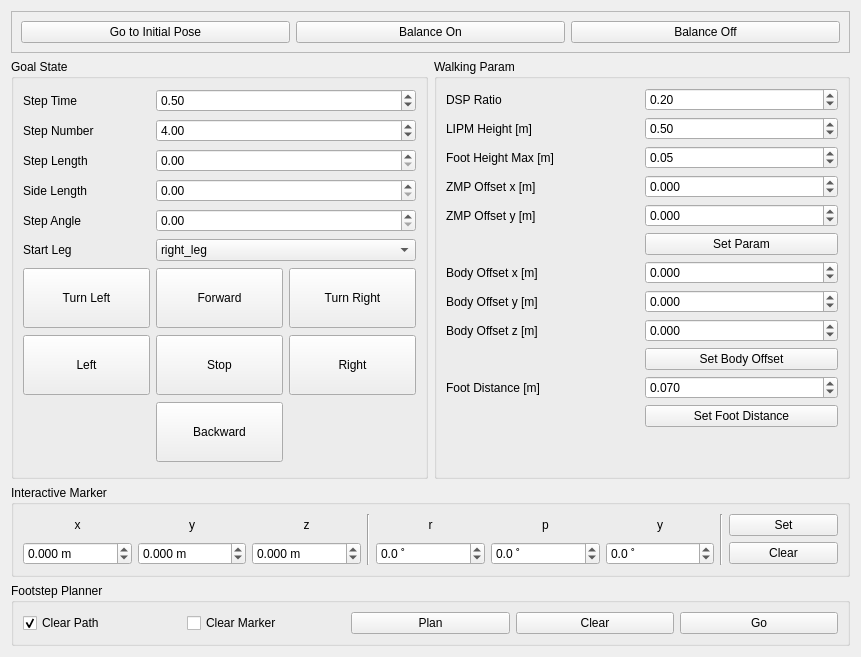
This is kuroko_walking_gui/ui/preview_walking_form.ui in nyxrobotics/kuroko_ros as Qt 5 draws it before an edit. The edited form follows.
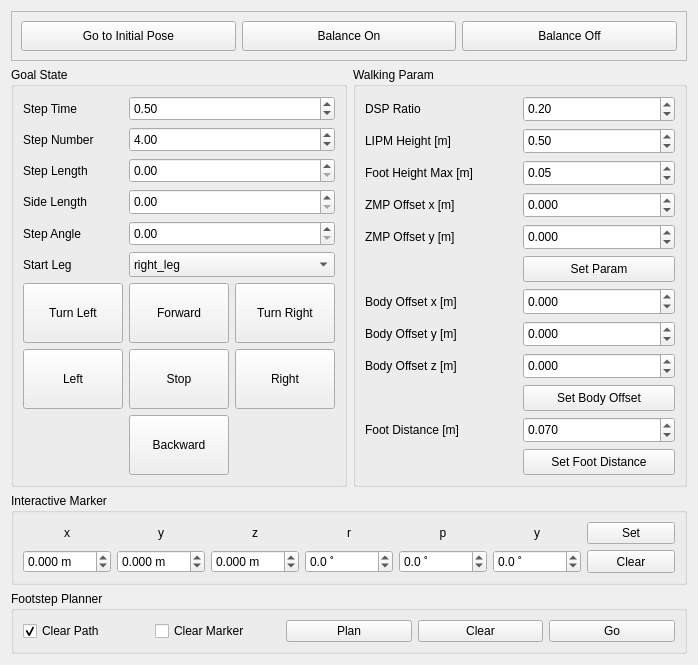
This is the edited form.

Patch:
```diff
--- a/kuroko_walking_gui/ui/preview_walking_form.ui
+++ b/kuroko_walking_gui/ui/preview_walking_form.ui
@@ -6,8 +6,8 @@
       <rect>
         <x>0</x>
         <y>0</y>
-        <width>861</width>
-        <height>653</height>
+    <width>698</width>
+    <height>665</height>
       </rect>
     </property>
     <property name="windowTitle">
@@ -20,8 +20,112 @@
             <string>Interactive Marker</string>
           </property>
           <layout class="QGridLayout" name="gridLayout_10">
-            <item row="1" column="0">
-              <widget class="QDoubleSpinBox" name="dSpinBox_marker_pos_x">
+      <item row="1" column="5">
+       <widget class="QDoubleSpinBox" name="dSpinBox_marker_ori_y">
+        <property name="sizePolicy">
+         <sizepolicy hsizetype="Preferred" vsizetype="Preferred">
+          <horstretch>0</horstretch>
+          <verstretch>0</verstretch>
+         </sizepolicy>
+        </property>
+        <property name="suffix">
+         <string> ˚</string>
+        </property>
+        <property name="decimals">
+         <number>1</number>
+        </property>
+        <property name="minimum">
+         <double>-180.000000000000000</double>
+        </property>
+        <property name="maximum">
+         <double>180.000000000000000</double>
+        </property>
+        <property name="singleStep">
+         <double>5.000000000000000</double>
+        </property>
+       </widget>
+      </item>
+      <item row="0" column="6">
+       <widget class="QPushButton" name="button_marker_set">
+        <property name="sizePolicy">
+         <sizepolicy hsizetype="Preferred" vsizetype="Preferred">
+          <horstretch>0</horstretch>
+          <verstretch>0</verstretch>
+         </sizepolicy>
+        </property>
+        <property name="text">
+         <string>Set</string>
+        </property>
+       </widget>
+      </item>
+      <item row="0" column="5">
+       <widget class="QLabel" name="label_19">
+        <property name="text">
+         <string>y</string>
+        </property>
+        <property name="alignment">
+         <set>Qt::AlignCenter</set>
+        </property>
+       </widget>
+      </item>
+      <item row="1" column="1">
+       <widget class="QDoubleSpinBox" name="dSpinBox_marker_pos_y">
+        <property name="sizePolicy">
+         <sizepolicy hsizetype="Preferred" vsizetype="Preferred">
+          <horstretch>0</horstretch>
+          <verstretch>0</verstretch>
+         </sizepolicy>
+        </property>
+        <property name="suffix">
+         <string> m</string>
+        </property>
+        <property name="decimals">
+         <number>3</number>
+        </property>
+        <property name="minimum">
+         <double>-10.000000000000000</double>
+        </property>
+        <property name="maximum">
+         <double>10.000000000000000</double>
+        </property>
+        <property name="singleStep">
+         <double>0.005000000000000</double>
+        </property>
+       </widget>
+      </item>
+      <item row="1" column="3">
+       <widget class="QDoubleSpinBox" name="dSpinBox_marker_ori_r">
+        <property name="sizePolicy">
+         <sizepolicy hsizetype="Preferred" vsizetype="Preferred">
+          <horstretch>0</horstretch>
+          <verstretch>0</verstretch>
+         </sizepolicy>
+        </property>
+        <property name="suffix">
+         <string> ˚</string>
+        </property>
+        <property name="decimals">
+         <number>1</number>
+        </property>
+        <property name="minimum">
+         <double>-180.000000000000000</double>
+        </property>
+        <property name="maximum">
+         <double>180.000000000000000</double>
+        </property>
+        <property name="singleStep">
+         <double>5.000000000000000</double>
+        </property>
+       </widget>
+      </item>
+      <item row="1" column="2">
+       <widget class="QDoubleSpinBox" name="dSpinBox_marker_pos_z">
+        <property name="sizePolicy">
+         <sizepolicy hsizetype="Preferred" vsizetype="Preferred">
+          <horstretch>0</horstretch>
+          <verstretch>0</verstretch>
+         </sizepolicy>
+        </property>
                 <property name="suffix">
                   <string> m</string>
                 </property>
@@ -59,8 +163,24 @@
                 </property>
               </widget>
             </item>
-            <item row="1" column="5">
+      <item row="0" column="3">
+       <widget class="QLabel" name="label_17">
+        <property name="text">
+         <string>r</string>
+        </property>
+        <property name="alignment">
+         <set>Qt::AlignCenter</set>
+        </property>
+       </widget>
+      </item>
+      <item row="1" column="4">
               <widget class="QDoubleSpinBox" name="dSpinBox_marker_ori_p">
+        <property name="sizePolicy">
+         <sizepolicy hsizetype="Preferred" vsizetype="Preferred">
+          <horstretch>0</horstretch>
+          <verstretch>0</verstretch>
+         </sizepolicy>
+        </property>
                 <property name="suffix">
                   <string> ˚</string>
                 </property>
@@ -78,105 +198,45 @@
                 </property>
               </widget>
             </item>
-            <item row="1" column="8">
-              <widget class="QPushButton" name="button_marker_clear">
-                <property name="text">
-                  <string>Clear</string>
-                </property>
-              </widget>
-            </item>
-            <item row="0" column="6">
-              <widget class="QLabel" name="label_19">
-                <property name="text">
-                  <string>y</string>
-                </property>
-                <property name="alignment">
-                  <set>Qt::AlignCenter</set>
-                </property>
-              </widget>
-            </item>
-            <item row="0" column="3" rowspan="2">
-              <widget class="Line" name="line_6">
-                <property name="orientation">
-                  <enum>Qt::Vertical</enum>
+      <item row="1" column="0">
+       <widget class="QDoubleSpinBox" name="dSpinBox_marker_pos_x">
+        <property name="sizePolicy">
+         <sizepolicy hsizetype="Preferred" vsizetype="Preferred">
+          <horstretch>0</horstretch>
+          <verstretch>0</verstretch>
+         </sizepolicy>
+        </property>
+        <property name="suffix">
+         <string> m</string>
+        </property>
+        <property name="decimals">
+         <number>3</number>
+        </property>
+        <property name="minimum">
+         <double>-10.000000000000000</double>
+        </property>
+        <property name="maximum">
+         <double>10.000000000000000</double>
+        </property>
+        <property name="singleStep">
+         <double>0.005000000000000</double>
                 </property>
               </widget>
             </item>
             <item row="1" column="6">
-              <widget class="QDoubleSpinBox" name="dSpinBox_marker_ori_y">
-                <property name="suffix">
-                  <string> ˚</string>
-                </property>
-                <property name="decimals">
-                  <number>1</number>
-                </property>
-                <property name="minimum">
-                  <double>-180.000000000000000</double>
-                </property>
-                <property name="maximum">
-                  <double>180.000000000000000</double>
-                </property>
-                <property name="singleStep">
-                  <double>5.000000000000000</double>
-                </property>
-              </widget>
-            </item>
-            <item row="1" column="1">
-              <widget class="QDoubleSpinBox" name="dSpinBox_marker_pos_y">
-                <property name="suffix">
-                  <string> m</string>
-                </property>
-                <property name="decimals">
-                  <number>3</number>
-                </property>
-                <property name="minimum">
-                  <double>-10.000000000000000</double>
-                </property>
-                <property name="maximum">
-                  <double>10.000000000000000</double>
-                </property>
-                <property name="singleStep">
-                  <double>0.005000000000000</double>
-                </property>
-              </widget>
-            </item>
-            <item row="0" column="7" rowspan="2">
-              <widget class="Line" name="line_7">
-                <property name="orientation">
-                  <enum>Qt::Vertical</enum>
+       <widget class="QPushButton" name="button_marker_clear">
+        <property name="sizePolicy">
+         <sizepolicy hsizetype="Preferred" vsizetype="Preferred">
+          <horstretch>0</horstretch>
+          <verstretch>0</verstretch>
+         </sizepolicy>
+        </property>
+        <property name="text">
+         <string>Clear</string>
                 </property>
               </widget>
             </item>
             <item row="0" column="4">
-              <widget class="QLabel" name="label_17">
-                <property name="text">
-                  <string>r</string>
-                </property>
-                <property name="alignment">
-                  <set>Qt::AlignCenter</set>
-                </property>
-              </widget>
-            </item>
-            <item row="1" column="2">
-              <widget class="QDoubleSpinBox" name="dSpinBox_marker_pos_z">
-                <property name="suffix">
-                  <string> m</string>
-                </property>
-                <property name="decimals">
-                  <number>3</number>
-                </property>
-                <property name="minimum">
-                  <double>-10.000000000000000</double>
-                </property>
-                <property name="maximum">
-                  <double>10.000000000000000</double>
-                </property>
-                <property name="singleStep">
-                  <double>0.005000000000000</double>
-                </property>
-              </widget>
-            </item>
-            <item row="0" column="5">
               <widget class="QLabel" name="label_18">
                 <property name="text">
                   <string>p</string>
@@ -196,32 +256,6 @@
                 </property>
               </widget>
             </item>
-            <item row="0" column="8">
-              <widget class="QPushButton" name="button_marker_set">
-                <property name="text">
-                  <string>Set</string>
-                </property>
-              </widget>
-            </item>
-            <item row="1" column="4">
-              <widget class="QDoubleSpinBox" name="dSpinBox_marker_ori_r">
-                <property name="suffix">
-                  <string> ˚</string>
-                </property>
-                <property name="decimals">
-                  <number>1</number>
-                </property>
-                <property name="minimum">
-                  <double>-180.000000000000000</double>
-                </property>
-                <property name="maximum">
-                  <double>180.000000000000000</double>
-                </property>
-                <property name="singleStep">
-                  <double>5.000000000000000</double>
-                </property>
-              </widget>
-            </item>
           </layout>
         </widget>
       </item>
@@ -237,10 +271,35 @@
             <string>Walking Param</string>
           </property>
           <layout class="QGridLayout" name="gridLayout_20">
-            <item row="3" column="0">
-              <widget class="QLabel" name="label_46">
+      <item row="4" column="0">
+       <widget class="QLabel" name="label_47">
                 <property name="text">
-                  <string>ZMP Offset x [m]</string>
+         <string>ZMP Offset y [m]</string>
+        </property>
+       </widget>
+      </item>
+      <item row="3" column="1">
+       <widget class="QDoubleSpinBox" name="dSpinBox_zmp_offset_x">
+        <property name="sizePolicy">
+         <sizepolicy hsizetype="Preferred" vsizetype="Preferred">
+          <horstretch>0</horstretch>
+          <verstretch>0</verstretch>
+         </sizepolicy>
+        </property>
+        <property name="decimals">
+         <number>3</number>
+        </property>
+        <property name="minimum">
+         <double>-100.000000000000000</double>
+        </property>
+        <property name="maximum">
+         <double>100.000000000000000</double>
+        </property>
+        <property name="singleStep">
+         <double>0.010000000000000</double>
+        </property>
+        <property name="value">
+         <double>0.000000000000000</double>
                 </property>
               </widget>
             </item>
@@ -251,8 +310,52 @@
                 </property>
               </widget>
             </item>
+      <item row="4" column="1">
+       <widget class="QDoubleSpinBox" name="dSpinBox_zmp_offset_y">
+        <property name="sizePolicy">
+         <sizepolicy hsizetype="Preferred" vsizetype="Preferred">
+          <horstretch>0</horstretch>
+          <verstretch>0</verstretch>
+         </sizepolicy>
+        </property>
+        <property name="decimals">
+         <number>3</number>
+        </property>
+        <property name="minimum">
+         <double>-100.000000000000000</double>
+        </property>
+        <property name="maximum">
+         <double>100.000000000000000</double>
+        </property>
+        <property name="singleStep">
+         <double>0.005000000000000</double>
+        </property>
+        <property name="value">
+         <double>0.000000000000000</double>
+        </property>
+       </widget>
+      </item>
+      <item row="11" column="1">
+       <widget class="QPushButton" name="button_send_foot_distance">
+        <property name="sizePolicy">
+         <sizepolicy hsizetype="Preferred" vsizetype="Preferred">
+          <horstretch>0</horstretch>
+          <verstretch>0</verstretch>
+         </sizepolicy>
+        </property>
+        <property name="text">
+         <string>Set Foot Distance</string>
+        </property>
+       </widget>
+      </item>
             <item row="8" column="1">
               <widget class="QDoubleSpinBox" name="dSpinBox_body_offset_z">
+        <property name="sizePolicy">
+         <sizepolicy hsizetype="Preferred" vsizetype="Preferred">
+          <horstretch>0</horstretch>
+          <verstretch>0</verstretch>
+         </sizepolicy>
+        </property>
                 <property name="decimals">
                   <number>3</number>
                 </property>
@@ -264,60 +367,84 @@
                 </property>
               </widget>
             </item>
-            <item row="10" column="1">
-              <widget class="QDoubleSpinBox" name="dSpinBox_foot_distance">
-                <property name="decimals">
-                  <number>3</number>
+      <item row="1" column="1">
+       <widget class="QDoubleSpinBox" name="dSpinBox_lipm_height">
+        <property name="sizePolicy">
+         <sizepolicy hsizetype="Preferred" vsizetype="Preferred">
+          <horstretch>0</horstretch>
+          <verstretch>0</verstretch>
+         </sizepolicy>
                 </property>
                 <property name="minimum">
-                  <double>-99.000000000000000</double>
-                </property>
-                <property name="singleStep">
-                  <double>0.005000000000000</double>
-                </property>
-                <property name="value">
-                  <double>0.070000000000000</double>
-                </property>
-              </widget>
-            </item>
-            <item row="0" column="1">
-              <widget class="QDoubleSpinBox" name="dSpinBox_dsp_ratio">
+         <double>-10.000000000000000</double>
+        </property>
                 <property name="maximum">
-                  <double>1.000000000000000</double>
+         <double>10.000000000000000</double>
                 </property>
                 <property name="singleStep">
                   <double>0.100000000000000</double>
                 </property>
                 <property name="value">
-                  <double>0.200000000000000</double>
+         <double>0.500000000000000</double>
+        </property>
+       </widget>
+      </item>
+      <item row="1" column="0">
+       <widget class="QLabel" name="label_44">
+        <property name="text">
+         <string>LIPM Height [m]</string>
                 </property>
               </widget>
             </item>
             <item row="5" column="1">
               <widget class="QPushButton" name="button_set_walking_param">
+        <property name="sizePolicy">
+         <sizepolicy hsizetype="Preferred" vsizetype="Preferred">
+          <horstretch>0</horstretch>
+          <verstretch>0</verstretch>
+         </sizepolicy>
+        </property>
                 <property name="text">
                   <string>Set Param</string>
                 </property>
               </widget>
             </item>
+      <item row="7" column="0">
+       <widget class="QLabel" name="label_64">
+        <property name="text">
+         <string>Body Offset y [m]</string>
+        </property>
+       </widget>
+      </item>
             <item row="9" column="1">
               <widget class="QPushButton" name="button_send_body_offset">
+        <property name="sizePolicy">
+         <sizepolicy hsizetype="Preferred" vsizetype="Preferred">
+          <horstretch>0</horstretch>
+          <verstretch>0</verstretch>
+         </sizepolicy>
+        </property>
                 <property name="text">
                   <string>Set Body Offset</string>
                 </property>
               </widget>
             </item>
-            <item row="1" column="0">
-              <widget class="QLabel" name="label_44">
-                <property name="text">
-                  <string>LIPM Height [m]</string>
-                </property>
-              </widget>
-            </item>
-            <item row="4" column="0">
-              <widget class="QLabel" name="label_47">
-                <property name="text">
-                  <string>ZMP Offset y [m]</string>
+      <item row="7" column="1">
+       <widget class="QDoubleSpinBox" name="dSpinBox_body_offset_y">
+        <property name="sizePolicy">
+         <sizepolicy hsizetype="Preferred" vsizetype="Preferred">
+          <horstretch>0</horstretch>
+          <verstretch>0</verstretch>
+         </sizepolicy>
+        </property>
+        <property name="decimals">
+         <number>3</number>
+        </property>
+        <property name="minimum">
+         <double>-99.000000000000000</double>
+        </property>
+        <property name="singleStep">
+         <double>0.005000000000000</double>
                 </property>
               </widget>
             </item>
@@ -328,42 +455,17 @@
                 </property>
               </widget>
             </item>
-            <item row="4" column="1">
-              <widget class="QDoubleSpinBox" name="dSpinBox_zmp_offset_y">
-                <property name="decimals">
-                  <number>3</number>
-                </property>
-                <property name="minimum">
-                  <double>-100.000000000000000</double>
-                </property>
-                <property name="maximum">
-                  <double>100.000000000000000</double>
-                </property>
-                <property name="singleStep">
-                  <double>0.005000000000000</double>
-                </property>
-                <property name="value">
-                  <double>0.000000000000000</double>
-                </property>
-              </widget>
-            </item>
-            <item row="7" column="1">
-              <widget class="QDoubleSpinBox" name="dSpinBox_body_offset_y">
-                <property name="decimals">
-                  <number>3</number>
-                </property>
-                <property name="minimum">
-                  <double>-99.000000000000000</double>
-                </property>
-                <property name="singleStep">
-                  <double>0.005000000000000</double>
-                </property>
-              </widget>
-            </item>
-            <item row="7" column="0">
-              <widget class="QLabel" name="label_64">
+      <item row="8" column="0">
+       <widget class="QLabel" name="label_65">
+        <property name="text">
+         <string>Body Offset z [m]</string>
+        </property>
+       </widget>
+      </item>
+      <item row="3" column="0">
+       <widget class="QLabel" name="label_46">
                 <property name="text">
-                  <string>Body Offset y [m]</string>
+         <string>ZMP Offset x [m]</string>
                 </property>
               </widget>
             </item>
@@ -374,8 +476,14 @@
                 </property>
               </widget>
             </item>
-            <item row="6" column="1">
-              <widget class="QDoubleSpinBox" name="dSpinBox_body_offset_x">
+      <item row="10" column="1">
+       <widget class="QDoubleSpinBox" name="dSpinBox_foot_distance">
+        <property name="sizePolicy">
+         <sizepolicy hsizetype="Preferred" vsizetype="Preferred">
+          <horstretch>0</horstretch>
+          <verstretch>0</verstretch>
+         </sizepolicy>
+        </property>
                 <property name="decimals">
                   <number>3</number>
                 </property>
@@ -385,36 +493,19 @@
                 <property name="singleStep">
                   <double>0.005000000000000</double>
                 </property>
-              </widget>
-            </item>
-            <item row="6" column="0">
-              <widget class="QLabel" name="label_63">
-                <property name="text">
-                  <string>Body Offset x [m]</string>
-                </property>
-              </widget>
-            </item>
-            <item row="3" column="1">
-              <widget class="QDoubleSpinBox" name="dSpinBox_zmp_offset_x">
-                <property name="decimals">
-                  <number>3</number>
-                </property>
-                <property name="minimum">
-                  <double>-100.000000000000000</double>
-                </property>
-                <property name="maximum">
-                  <double>100.000000000000000</double>
-                </property>
-                <property name="singleStep">
-                  <double>0.010000000000000</double>
-                </property>
                 <property name="value">
-                  <double>0.000000000000000</double>
+         <double>0.070000000000000</double>
                 </property>
               </widget>
             </item>
             <item row="2" column="1">
               <widget class="QDoubleSpinBox" name="dSpinBox_foot_height_max">
+        <property name="sizePolicy">
+         <sizepolicy hsizetype="Preferred" vsizetype="Preferred">
+          <horstretch>0</horstretch>
+          <verstretch>0</verstretch>
+         </sizepolicy>
+        </property>
                 <property name="maximum">
                   <double>0.200000000000000</double>
                 </property>
@@ -426,46 +517,48 @@
                 </property>
               </widget>
             </item>
-            <item row="8" column="0">
-              <widget class="QLabel" name="label_65">
-                <property name="text">
-                  <string>Body Offset z [m]</string>
-                </property>
-              </widget>
-            </item>
-            <item row="12" column="1">
-              <spacer name="verticalSpacer_3">
-                <property name="orientation">
-                  <enum>Qt::Vertical</enum>
-                </property>
-                <property name="sizeHint" stdset="0">
-                  <size>
-                    <width>20</width>
-                    <height>40</height>
-                  </size>
-                </property>
-              </spacer>
-            </item>
-            <item row="1" column="1">
-              <widget class="QDoubleSpinBox" name="dSpinBox_lipm_height">
+      <item row="6" column="1">
+       <widget class="QDoubleSpinBox" name="dSpinBox_body_offset_x">
+        <property name="sizePolicy">
+         <sizepolicy hsizetype="Preferred" vsizetype="Preferred">
+          <horstretch>0</horstretch>
+          <verstretch>0</verstretch>
+         </sizepolicy>
+        </property>
+        <property name="decimals">
+         <number>3</number>
+        </property>
                 <property name="minimum">
-                  <double>-10.000000000000000</double>
+         <double>-99.000000000000000</double>
+        </property>
+        <property name="singleStep">
+         <double>0.005000000000000</double>
+        </property>
+       </widget>
+      </item>
+      <item row="6" column="0">
+       <widget class="QLabel" name="label_63">
+        <property name="text">
+         <string>Body Offset x [m]</string>
+        </property>
+       </widget>
+      </item>
+      <item row="0" column="1">
+       <widget class="QDoubleSpinBox" name="dSpinBox_dsp_ratio">
+        <property name="sizePolicy">
+         <sizepolicy hsizetype="Preferred" vsizetype="Preferred">
+          <horstretch>0</horstretch>
+          <verstretch>0</verstretch>
+         </sizepolicy>
                 </property>
                 <property name="maximum">
-                  <double>10.000000000000000</double>
+         <double>1.000000000000000</double>
                 </property>
                 <property name="singleStep">
                   <double>0.100000000000000</double>
                 </property>
                 <property name="value">
-                  <double>0.50000000000000</double>
-                </property>
-              </widget>
-            </item>
-            <item row="11" column="1">
-              <widget class="QPushButton" name="button_send_foot_distance">
-                <property name="text">
-                  <string>Set Foot Distance</string>
+         <double>0.200000000000000</double>
                 </property>
               </widget>
             </item>
@@ -480,6 +573,12 @@
           <layout class="QHBoxLayout" name="horizontalLayout_2">
             <item>
               <widget class="QCheckBox" name="checkBox_clear_path">
+        <property name="sizePolicy">
+         <sizepolicy hsizetype="Preferred" vsizetype="Preferred">
+          <horstretch>0</horstretch>
+          <verstretch>0</verstretch>
+         </sizepolicy>
+        </property>
                 <property name="text">
                   <string>Clear Path</string>
                 </property>
@@ -490,6 +589,12 @@
             </item>
             <item>
               <widget class="QCheckBox" name="checkBox_clear_marker">
+        <property name="sizePolicy">
+         <sizepolicy hsizetype="Preferred" vsizetype="Preferred">
+          <horstretch>0</horstretch>
+          <verstretch>0</verstretch>
+         </sizepolicy>
+        </property>
                 <property name="text">
                   <string>Clear Marker</string>
                 </property>
@@ -497,6 +602,12 @@
             </item>
             <item>
               <widget class="QPushButton" name="button_footstep_plan">
+        <property name="sizePolicy">
+         <sizepolicy hsizetype="Preferred" vsizetype="Preferred">
+          <horstretch>0</horstretch>
+          <verstretch>0</verstretch>
+         </sizepolicy>
+        </property>
                 <property name="text">
                   <string>Plan</string>
                 </property>
@@ -504,6 +615,12 @@
             </item>
             <item>
               <widget class="QPushButton" name="button_footstep_clear">
+        <property name="sizePolicy">
+         <sizepolicy hsizetype="Preferred" vsizetype="Preferred">
+          <horstretch>0</horstretch>
+          <verstretch>0</verstretch>
+         </sizepolicy>
+        </property>
                 <property name="text">
                   <string>Clear</string>
                 </property>
@@ -511,6 +628,12 @@
             </item>
             <item>
               <widget class="QPushButton" name="button_footstep_go">
+        <property name="sizePolicy">
+         <sizepolicy hsizetype="Preferred" vsizetype="Preferred">
+          <horstretch>0</horstretch>
+          <verstretch>0</verstretch>
+         </sizepolicy>
+        </property>
                 <property name="text">
                   <string>Go</string>
                 </property>
@@ -540,6 +663,12 @@
             </item>
             <item row="7" column="2">
               <widget class="QPushButton" name="button_p_walking_right">
+        <property name="sizePolicy">
+         <sizepolicy hsizetype="Preferred" vsizetype="Preferred">
+          <horstretch>0</horstretch>
+          <verstretch>0</verstretch>
+         </sizepolicy>
+        </property>
                 <property name="minimumSize">
                   <size>
                     <width>100</width>
@@ -553,6 +682,12 @@
             </item>
             <item row="6" column="1">
               <widget class="QPushButton" name="button_p_walking_forward">
+        <property name="sizePolicy">
+         <sizepolicy hsizetype="Preferred" vsizetype="Preferred">
+          <horstretch>0</horstretch>
+          <verstretch>0</verstretch>
+         </sizepolicy>
+        </property>
                 <property name="minimumSize">
                   <size>
                     <width>100</width>
@@ -573,6 +708,12 @@
             </item>
             <item row="7" column="0">
               <widget class="QPushButton" name="button_p_walking_left">
+        <property name="sizePolicy">
+         <sizepolicy hsizetype="Preferred" vsizetype="Preferred">
+          <horstretch>0</horstretch>
+          <verstretch>0</verstretch>
+         </sizepolicy>
+        </property>
                 <property name="minimumSize">
                   <size>
                     <width>100</width>
@@ -593,6 +734,12 @@
             </item>
             <item row="8" column="1">
               <widget class="QPushButton" name="button_p_walking_backward">
+        <property name="sizePolicy">
+         <sizepolicy hsizetype="Preferred" vsizetype="Preferred">
+          <horstretch>0</horstretch>
+          <verstretch>0</verstretch>
+         </sizepolicy>
+        </property>
                 <property name="minimumSize">
                   <size>
                     <width>100</width>
@@ -606,6 +753,12 @@
             </item>
             <item row="4" column="1" colspan="2">
               <widget class="QDoubleSpinBox" name="dSpinBox_p_walking_step_angle">
+        <property name="sizePolicy">
+         <sizepolicy hsizetype="Preferred" vsizetype="Preferred">
+          <horstretch>0</horstretch>
+          <verstretch>0</verstretch>
+         </sizepolicy>
+        </property>
                 <property name="maximum">
                   <double>99.000000000000000</double>
                 </property>
@@ -616,6 +769,12 @@
             </item>
             <item row="7" column="1">
               <widget class="QPushButton" name="button_p_walking_stop">
+        <property name="sizePolicy">
+         <sizepolicy hsizetype="Preferred" vsizetype="Preferred">
+          <horstretch>0</horstretch>
+          <verstretch>0</verstretch>
+         </sizepolicy>
+        </property>
                 <property name="minimumSize">
                   <size>
                     <width>100</width>
@@ -643,6 +802,12 @@
             </item>
             <item row="2" column="1" colspan="2">
               <widget class="QDoubleSpinBox" name="dSpinBox_p_walking_step_length">
+        <property name="sizePolicy">
+         <sizepolicy hsizetype="Preferred" vsizetype="Preferred">
+          <horstretch>0</horstretch>
+          <verstretch>0</verstretch>
+         </sizepolicy>
+        </property>
                 <property name="maximum">
                   <double>99.000000000000000</double>
                 </property>
@@ -653,6 +818,12 @@
             </item>
             <item row="1" column="1" colspan="2">
               <widget class="QDoubleSpinBox" name="dSpinBox_p_walking_step_num">
+        <property name="sizePolicy">
+         <sizepolicy hsizetype="Preferred" vsizetype="Preferred">
+          <horstretch>0</horstretch>
+          <verstretch>0</verstretch>
+         </sizepolicy>
+        </property>
                 <property name="value">
                   <double>4.000000000000000</double>
                 </property>
@@ -660,6 +831,12 @@
             </item>
             <item row="6" column="0">
               <widget class="QPushButton" name="button_p_walking_turn_l">
+        <property name="sizePolicy">
+         <sizepolicy hsizetype="Preferred" vsizetype="Preferred">
+          <horstretch>0</horstretch>
+          <verstretch>0</verstretch>
+         </sizepolicy>
+        </property>
                 <property name="minimumSize">
                   <size>
                     <width>100</width>
@@ -673,6 +850,12 @@
             </item>
             <item row="3" column="1" colspan="2">
               <widget class="QDoubleSpinBox" name="dSpinBox_p_walking_side_length">
+        <property name="sizePolicy">
+         <sizepolicy hsizetype="Preferred" vsizetype="Preferred">
+          <horstretch>0</horstretch>
+          <verstretch>0</verstretch>
+         </sizepolicy>
+        </property>
                 <property name="maximum">
                   <double>99.000000000000000</double>
                 </property>
@@ -683,6 +866,12 @@
             </item>
             <item row="0" column="1" colspan="2">
               <widget class="QDoubleSpinBox" name="dSpinBox_p_walking_step_time">
+        <property name="sizePolicy">
+         <sizepolicy hsizetype="Preferred" vsizetype="Preferred">
+          <horstretch>0</horstretch>
+          <verstretch>0</verstretch>
+         </sizepolicy>
+        </property>
                 <property name="singleStep">
                   <double>0.100000000000000</double>
                 </property>
@@ -693,6 +882,12 @@
             </item>
             <item row="6" column="2">
               <widget class="QPushButton" name="button_p_walking_turn_r">
+        <property name="sizePolicy">
+         <sizepolicy hsizetype="Preferred" vsizetype="Preferred">
+          <horstretch>0</horstretch>
+          <verstretch>0</verstretch>
+         </sizepolicy>
+        </property>
                 <property name="minimumSize">
                   <size>
                     <width>100</width>
@@ -713,6 +908,12 @@
             </item>
             <item row="5" column="1" colspan="2">
               <widget class="QComboBox" name="comboBox_p_walking_start_leg">
+        <property name="sizePolicy">
+         <sizepolicy hsizetype="Preferred" vsizetype="Preferred">
+          <horstretch>0</horstretch>
+          <verstretch>0</verstretch>
+         </sizepolicy>
+        </property>
                 <item>
                   <property name="text">
                     <string>right_leg</string>
@@ -734,7 +935,7 @@
             <bool>true</bool>
           </property>
           <property name="sizePolicy">
-            <sizepolicy hsizetype="Minimum" vsizetype="Fixed">
+      <sizepolicy hsizetype="Preferred" vsizetype="Preferred">
               <horstretch>50</horstretch>
               <verstretch>50</verstretch>
             </sizepolicy>
@@ -748,6 +949,12 @@
           <layout class="QHBoxLayout" name="horizontalLayout">
             <item>
               <widget class="QPushButton" name="button_p_walking_init_pose">
+        <property name="sizePolicy">
+         <sizepolicy hsizetype="Preferred" vsizetype="Preferred">
+          <horstretch>0</horstretch>
+          <verstretch>0</verstretch>
+         </sizepolicy>
+        </property>
                 <property name="text">
                   <string>Go to Initial Pose</string>
                 </property>
@@ -755,6 +962,12 @@
             </item>
             <item>
               <widget class="QPushButton" name="button_p_walking_balance_on">
+        <property name="sizePolicy">
+         <sizepolicy hsizetype="Preferred" vsizetype="Preferred">
+          <horstretch>0</horstretch>
+          <verstretch>0</verstretch>
+         </sizepolicy>
+        </property>
                 <property name="text">
                   <string>Balance On</string>
                 </property>
@@ -762,6 +975,12 @@
             </item>
             <item>
               <widget class="QPushButton" name="button_p_walking_balance_off">
+        <property name="sizePolicy">
+         <sizepolicy hsizetype="Preferred" vsizetype="Preferred">
+          <horstretch>0</horstretch>
+          <verstretch>0</verstretch>
+         </sizepolicy>
+        </property>
                 <property name="text">
                   <string>Balance Off</string>
                 </property>
```
Lines whose indentation alone changed are shown as unchanged.
